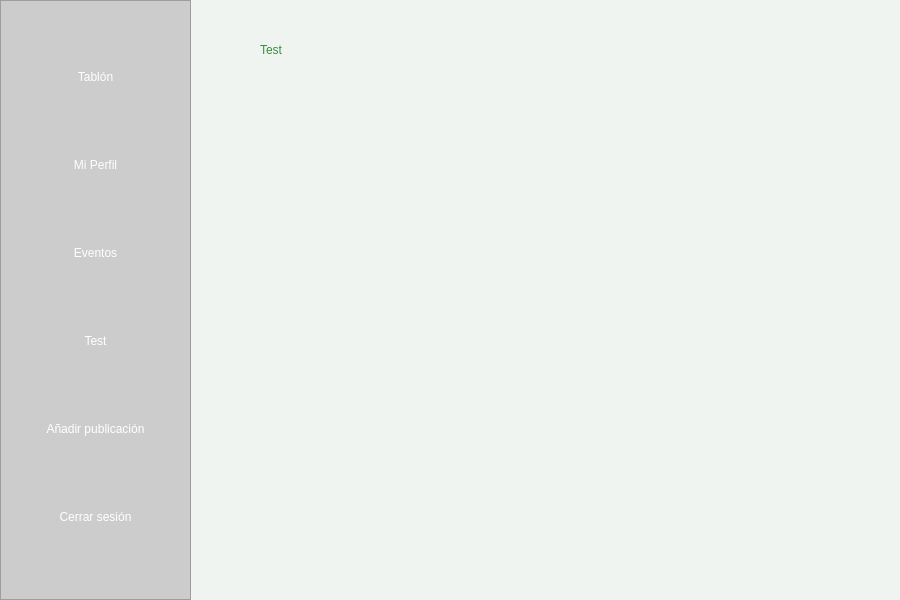
First picture: the form in src/vista/Ui/Test.ui, repository encinaa/LodzConnect, before the edit.
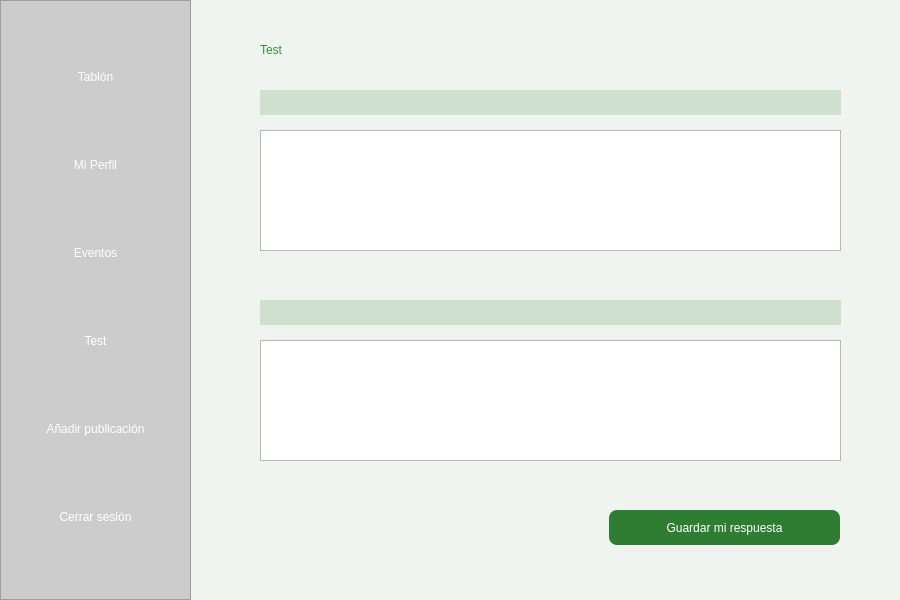
Second picture: the form after the edit. Icons and pictures are not drawn.

Commit message: YA SE PUEDE RESPONDER LOS TEST Y SE ALMACENAN LAS RESPUESTAS EN LA BBDD

Diff of the .ui file:
```diff
--- a/src/vista/Ui/Test.ui
+++ b/src/vista/Ui/Test.ui
@@ -142,6 +142,71 @@
      <string>Test</string>
     </property>
    </widget>
+   <widget class="QLabel" name="campoPregunta1">
+    <property name="geometry">
+     <rect>
+      <x>260</x>
+      <y>90</y>
+      <width>581</width>
+      <height>25</height>
+     </rect>
+    </property>
+    <property name="styleSheet">
+     <string notr="true">background-color: #d0e0ce;</string>
+    </property>
+    <property name="placeholderText" stdset="0">
+     <string>Nombre de usuario</string>
+    </property>
+   </widget>
+   <widget class="QLabel" name="campoPregunta2">
+    <property name="geometry">
+     <rect>
+      <x>260</x>
+      <y>300</y>
+      <width>581</width>
+      <height>25</height>
+     </rect>
+    </property>
+    <property name="styleSheet">
+     <string notr="true">background-color: #d0e0ce;</string>
+    </property>
+    <property name="placeholderText" stdset="0">
+     <string>Nombre de usuario</string>
+    </property>
+   </widget>
+   <widget class="QTextEdit" name="campoRespuesta1">
+    <property name="geometry">
+     <rect>
+      <x>260</x>
+      <y>130</y>
+      <width>581</width>
+      <height>121</height>
+     </rect>
+    </property>
+   </widget>
+   <widget class="QTextEdit" name="campoRespuesta2">
+    <property name="geometry">
+     <rect>
+      <x>260</x>
+      <y>340</y>
+      <width>581</width>
+      <height>121</height>
+     </rect>
+    </property>
+   </widget>
+   <widget class="QPushButton" name="BotonGuardarMiRespuesta">
+    <property name="geometry">
+     <rect>
+      <x>609</x>
+      <y>510</y>
+      <width>231</width>
+      <height>35</height>
+     </rect>
+    </property>
+    <property name="text">
+     <string>Guardar mi respuesta</string>
+    </property>
+   </widget>
   </widget>
  </widget>
  <resources>
```
The commit also changes 7 other files.
